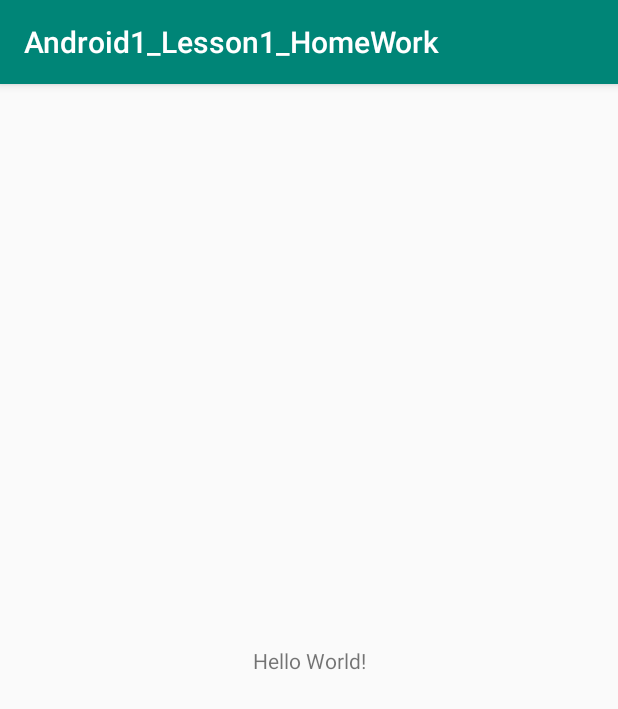
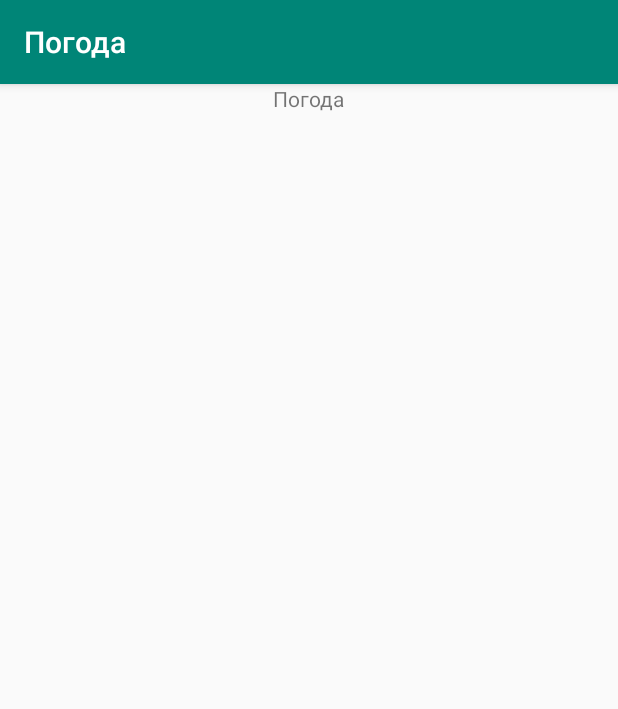
Before and after one commit to Nataliani80/Android1, an Android app: the screen it shows after launch (MainActivity), on a phone screen of 412 x 824 dp. Shown: the top 709 px of the screen. Run offline under Robolectric (Android 15) with nearby library versions, the phone set to English and light mode, and no system bars.

Commit message:
заменила строковый ресурс на "Погода"

```diff
--- a/Android1_Lesson1_HomeWork/app/src/main/res/layout/activity_main.xml
+++ b/Android1_Lesson1_HomeWork/app/src/main/res/layout/activity_main.xml
@@ -1,18 +1,16 @@
 <?xml version="1.0" encoding="utf-8"?>
-<android.support.constraint.ConstraintLayout xmlns:android="http://schemas.android.com/apk/res/android"
+<LinearLayout xmlns:android="http://schemas.android.com/apk/res/android"
     xmlns:app="http://schemas.android.com/apk/res-auto"
     xmlns:tools="http://schemas.android.com/tools"
     android:layout_width="match_parent"
     android:layout_height="match_parent"
+    android:orientation="vertical"
+    android:gravity="center_horizontal"
     tools:context=".MainActivity">
 
     <TextView
         android:layout_width="wrap_content"
         android:layout_height="wrap_content"
-        android:text="Hello World!"
-        app:layout_constraintBottom_toBottomOf="parent"
-        app:layout_constraintLeft_toLeftOf="parent"
-        app:layout_constraintRight_toRightOf="parent"
-        app:layout_constraintTop_toTopOf="parent" />
+        android:text="Погода" />
 
-</android.support.constraint.ConstraintLayout>
+</LinearLayout>
--- a/Android1_Lesson1_HomeWork/app/src/main/res/values/strings.xml
+++ b/Android1_Lesson1_HomeWork/app/src/main/res/values/strings.xml
@@ -1,3 +1,3 @@
 <resources>
-    <string name="app_name">Android1_Lesson1_HomeWork</string>
+    <string name="app_name">Погода</string>
 </resources>
```
